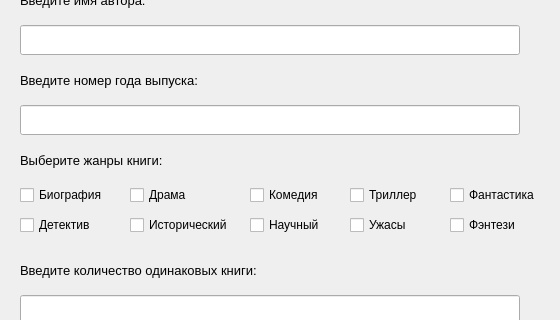
Old version of the form NewBook.ui in the repository andrejmaznin/library; both pictures show x 0 to 560 and y 155 to 475 of the 700 by 700 pixel window.
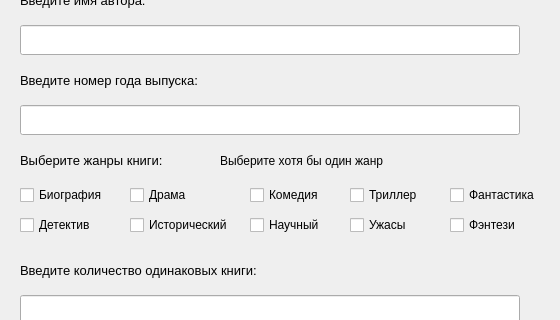
New version of the form.

```diff
--- a/NewBook.ui
+++ b/NewBook.ui
@@ -583,6 +583,22 @@
     <string>Добавить</string>
    </property>
   </widget>
+  <widget class="QLabel" name="lb_wrong_type">
+   <property name="geometry">
+    <rect>
+     <x>220</x>
+     <y>300</y>
+     <width>201</width>
+     <height>31</height>
+    </rect>
+   </property>
+   <property name="accessibleName">
+    <string>form</string>
+   </property>
+   <property name="text">
+    <string>Выберите хотя бы один жанр</string>
+   </property>
+  </widget>
  </widget>
  <resources/>
  <connections/>
```
